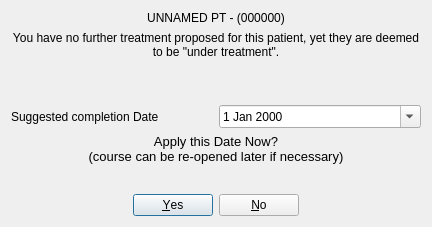
First picture: the form in src/openmolar/qt-designer/completionDate.ui, repository rowinggolfer/openmolar1, before the edit.
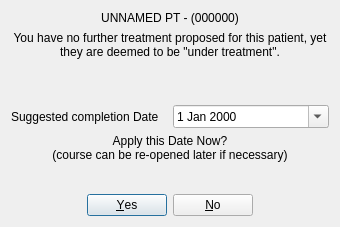
Second picture: the form after the edit.

What changed in the file:
```diff
--- a/src/openmolar/qt-designer/completionDate.ui
+++ b/src/openmolar/qt-designer/completionDate.ui
@@ -6,7 +6,7 @@
    <rect>
     <x>0</x>
     <y>0</y>
-    <width>432</width>
+    <width>340</width>
     <height>227</height>
    </rect>
   </property>
@@ -77,11 +77,8 @@
    <item>
     <widget class="QLabel" name="label">
      <property name="text">
-      <string>&lt;!DOCTYPE HTML PUBLIC &quot;-//W3C//DTD HTML 4.0//EN&quot; &quot;http://www.w3.org/TR/REC-html40/strict.dtd&quot;&gt;
-&lt;html&gt;&lt;head&gt;&lt;meta name=&quot;qrichtext&quot; content=&quot;1&quot; /&gt;&lt;style type=&quot;text/css&quot;&gt;
-p, li { white-space: pre-wrap; }
-&lt;/style&gt;&lt;/head&gt;&lt;body style=&quot; font-family:'Sans Serif'; font-size:10pt; font-weight:400; font-style:normal;&quot;&gt;
-&lt;p style=&quot; margin-top:0px; margin-bottom:0px; margin-left:0px; margin-right:0px; -qt-block-indent:0; text-indent:0px;&quot;&gt;Apply this Date Now?&lt;br /&gt;(course can be re-opened later if necessary)&lt;/p&gt;&lt;/body&gt;&lt;/html&gt;</string>
+      <string>Apply this Date Now?
+(course can be re-opened later if necessary)</string>
      </property>
      <property name="alignment">
       <set>Qt::AlignCenter</set>
```
